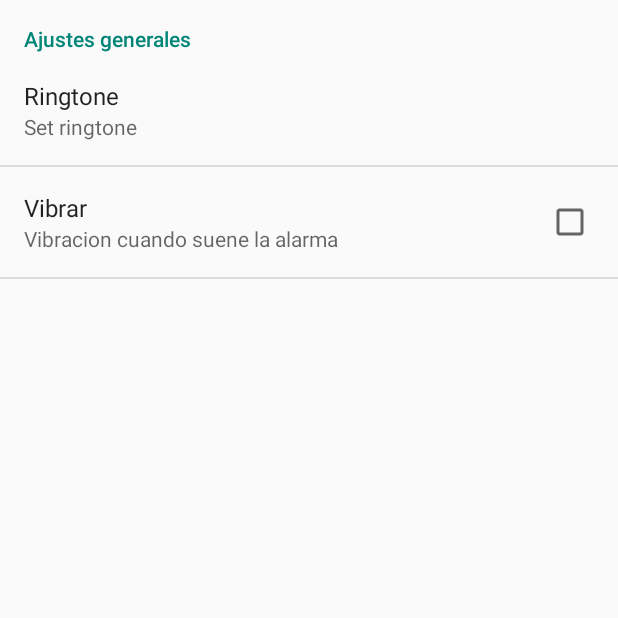
After one commit to feras23/SistemasEmbebidosII, an Android app: the OpcionesActivity screen opened directly, with no data from a screen before it, on a phone screen of 412 x 824 dp, the top half of it. The commit adds this screen. Run offline under Robolectric (Android 15) with nearby library versions, the phone set to English and light mode, and no system bars.

Commit message:
Pantalla Ajustes
Se modifico la pantallas de ajustes con sharedPreferences

```diff
--- /dev/null
+++ b/SistEmbebidosII/app/src/main/java/com/proyecto/sistembebidosii/OpcionesActivity.java
@@ -0,0 +1,27 @@
+package com.proyecto.sistembebidosii;
+
+import android.content.SharedPreferences;
+import android.os.Bundle;
+import android.preference.PreferenceActivity;
+import android.preference.PreferenceManager;
+import android.widget.Toast;
+
+/**
+ * Created by miguel on 16/05/2015.
+ */
+public class OpcionesActivity extends PreferenceActivity {
+
+    public SharedPreferences prefs;
+    @Override
+    public void onCreate(Bundle savedInstanceState) {
+
+        super.onCreate(savedInstanceState);
+
+
+        addPreferencesFromResource(R.xml.opciones);
+    }
+
+
+
+
+}
--- a/SistEmbebidosII/app/src/main/res/layout/activity_main.xml
+++ b/SistEmbebidosII/app/src/main/res/layout/activity_main.xml
@@ -41,17 +41,17 @@
         android:layout_height="0dp"
         android:layout_weight="1">
 
-        <TextView
+       <!-- <TextView
             android:layout_width="0dp"
             android:layout_height="200dp"
             android:layout_weight="1"
             android:text="@string/button_ajustes"
             android:drawableTop="@drawable/ajustes"
             android:clickable="true"
-            android:onClick="opcAjustes"
+            android:onClick="opcOpciones"
             android:textStyle="bold"
             android:textSize="20sp"
-            android:gravity="center"/>
+            android:gravity="center"/>-->
 
     </LinearLayout>
 </LinearLayout>
--- /dev/null
+++ b/SistEmbebidosII/app/src/main/res/xml/opciones.xml
@@ -0,0 +1,18 @@
+<PreferenceScreen
+    xmlns:android="http://schemas.android.com/apk/res/android">
+
+    <PreferenceCategory android:title="Ajustes generales">
+        <RingtonePreference
+            android:key="pref_tone"
+            android:title="@string/pref_tone"
+            android:summary="@string/pref_tone_summ"
+            android:showDefault="true"
+            android:showSilent="true"/>
+        <CheckBoxPreference
+            android:key="vibrar"
+            android:title="Vibrar"
+            android:summary="Vibracion cuando suene la alarma" />
+
+    </PreferenceCategory>
+
+</PreferenceScreen>
```
Also changed, not shown: SistEmbebidosII/app/src/main/AndroidManifest.xml (+7 -0 lines), SistEmbebidosII/app/src/main/java/com/proyecto/sistembebidosii/MainActivity.java (+15 -11 lines), SistEmbebidosII/app/src/main/res/menu/menu_main.xml (+3 -7 lines), SistEmbebidosII/app/src/main/res/values/strings.xml (+16 -0 lines), 1 other file.
